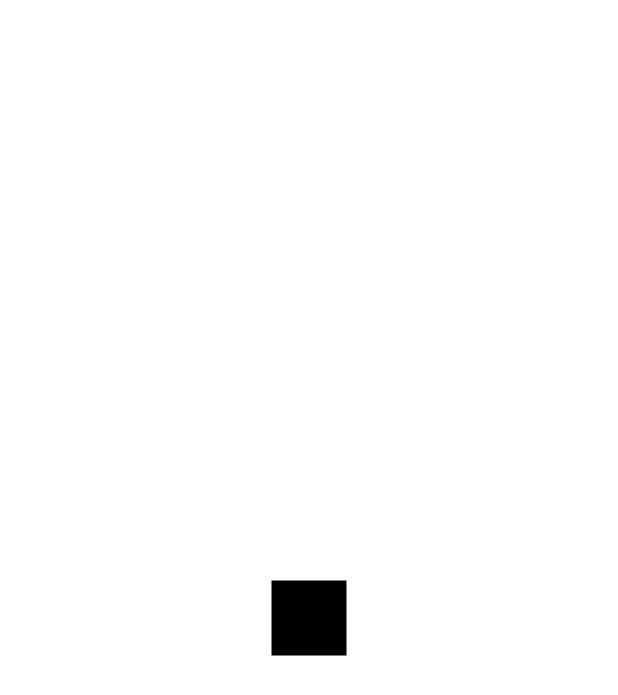
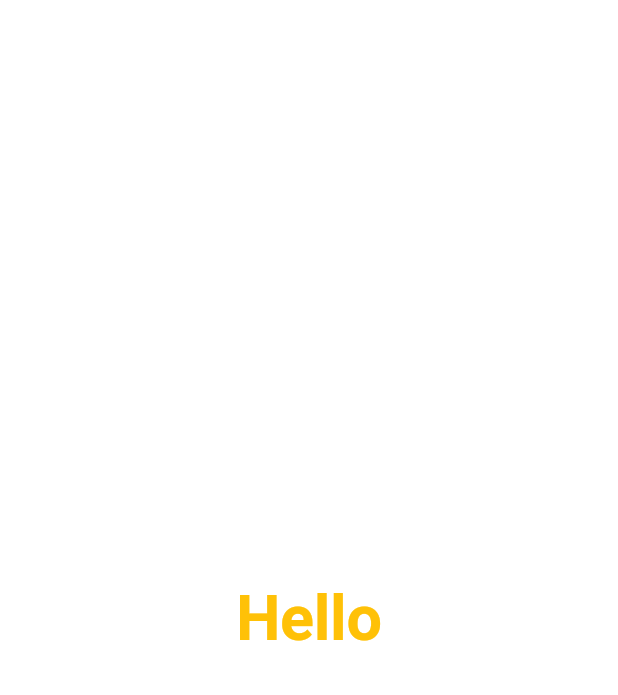
Before and after one commit to ArchOrn/egsi_flutter_2024_5iw3, a Flutter app: the screen it shows after launch, on a phone screen of 412 x 824 dp. Shown: the top 695 px of the screen. Run offline on Flutter 3.47's test engine with Material 3 defaults, Android fonts, the phone set to English and light mode, and no system bars.

Commit message:
Demo with MaterialApp and theme

```diff
--- a/lib/main.dart
+++ b/lib/main.dart
@@ -9,26 +9,34 @@ class App extends StatelessWidget {
 
   @override
   Widget build(BuildContext context) {
-    return Container(
-      color: Colors.white,
-      child: const Center(
-        child: Square(color: Colors.black),
+    return MaterialApp(
+      home: const Home(),
+      theme: ThemeData(
+        textTheme: const TextTheme(
+          displayLarge: TextStyle(
+            color: Colors.amber,
+            fontSize: 42,
+            fontWeight: FontWeight.bold,
+          ),
+        ),
       ),
     );
   }
 }
 
-class Square extends StatelessWidget {
-  final Color color;
-
-  const Square({super.key, this.color = Colors.red});
+class Home extends StatelessWidget {
+  const Home({super.key});
 
   @override
   Widget build(BuildContext context) {
     return Container(
-      width: 50,
-      height: 50,
-      color: color,
+      color: Colors.white,
+      child: Center(
+        child: Text(
+          'Hello',
+          style: Theme.of(context).textTheme.displayLarge,
+        ),
+      ),
     );
   }
 }
```
